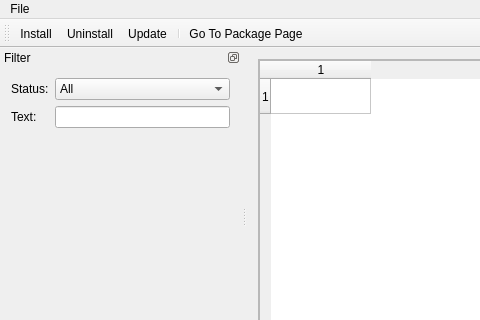
npackd/npackd, file wpmcpp/mainwindow.ui: the form before one commit; both pictures show x 0 to 480 and y 0 to 320 of the 620 by 406 pixel window.
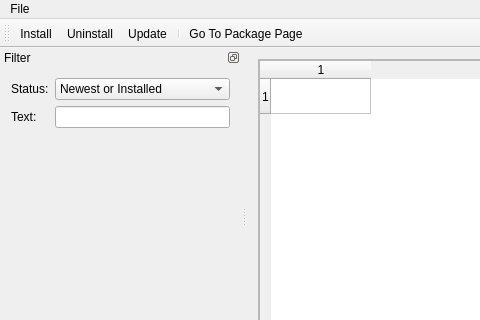
The form after the commit. Icons and pictures are not drawn.

Commit message: show "newest or installed" from the start

```diff
--- a/wpmcpp/mainwindow.ui
+++ b/wpmcpp/mainwindow.ui
@@ -152,6 +152,9 @@
      </item>
      <item row="0" column="1">
       <widget class="QComboBox" name="comboBoxStatus">
+       <property name="currentIndex">
+        <number>4</number>
+       </property>
        <item>
         <property name="text">
          <string>All</string>
```
The commit also changes 1 other file.
